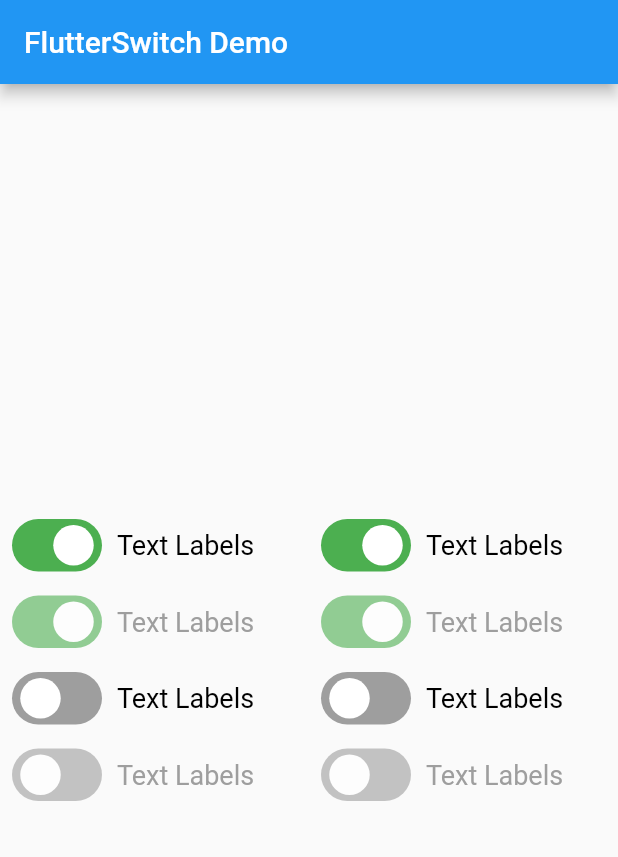
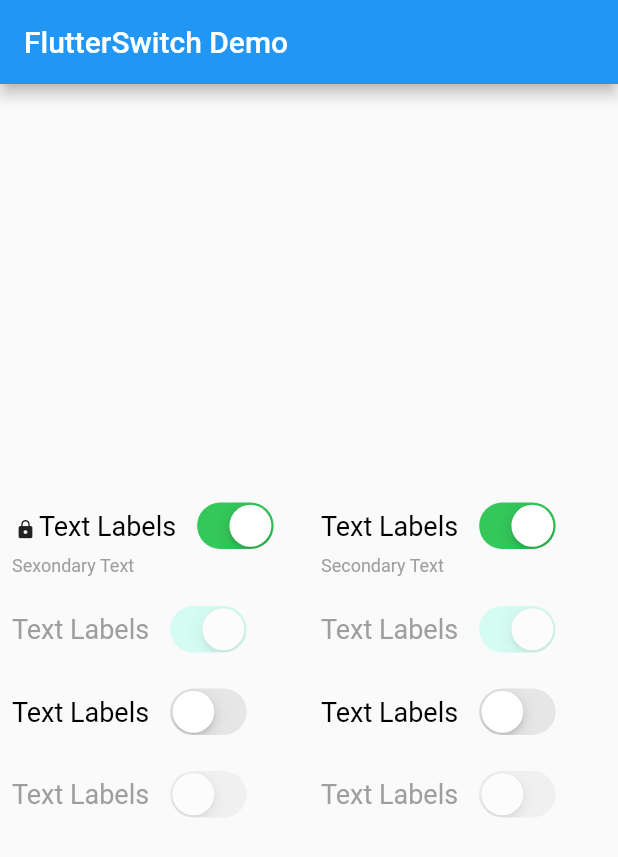
Before and after one commit to AM3108/SwitchTalk, a Flutter app: the screen it shows after launch, on a phone screen of 412 x 824 dp. Shown: the top 857 px of the screen. Run offline on Flutter 3.47's test engine with Material 2 defaults, Android fonts, the phone set to English and light mode, and no system bars.

Commit message:
Switch Talk Commit with Cupertino

````diff
--- a/lib/custom_switch_widget.dart
+++ b/lib/custom_switch_widget.dart
@@ -1,58 +1,106 @@
+import 'package:flutter/cupertino.dart';
 import 'package:flutter/material.dart';
-import 'flutter_switch.dart';
 
 class CustomSwitchTalk extends StatelessWidget {
   const CustomSwitchTalk({Key? key, required this.value, required this.disabled,
-    required this.onChanged, required this.text}) : super(key: key);
+    required this.onChanged, required this.primaryText, this.secondaryText, this.icon,
+    this.primaryTextFontSize, this.secondaryTextFontSize, this.alignRight}) : super(key: key);
   final bool value;
   final bool disabled;
   final ValueChanged<bool> onChanged;
-  final String text;
+  final String primaryText;
+  final String ? secondaryText;
+  final IconData? icon;
+  final double? primaryTextFontSize;
+  final double? secondaryTextFontSize;
+  final bool ? alignRight;
   @override
   Widget build(BuildContext context) {
     String semantics;
     if(disabled == true)
       {
-        semantics = '$text Switch is Disabled';
+        semantics = '$primaryText Switch is Disabled';
       }else if(value == true)
         {
-          semantics = '$text Switch is ON';
+          semantics = '$primaryText Switch is ON';
         }
     else {
-      semantics = '$text Switch is OFF';
+      semantics = '$primaryText Switch is OFF';
     }
-    return Padding(
+    return SafeArea(
+      child: Padding(
         padding: const EdgeInsets.all(8.0),
-      child: Row(
+        child: Column(
+          crossAxisAlignment: CrossAxisAlignment.start,
           children: [
-
-          Semantics(
-            label: semantics,
-            child: FlutterSwitch(
-              width: 60.0,
-              height: 35.0,
-              toggleSize: 30.0,
-              value: value,
-              activeColor: Colors.green,
-              borderRadius: 30.0,
-              padding: 4.0,
-              disabled: disabled,
-              showOnOff: false,
-              onToggle: onChanged,
+            Row(
+              children: [
+                alignRight == null || alignRight != true?
+                Padding(
+                  padding: const EdgeInsets.only(right: 10),
+                  child: RichText(
+                    text: TextSpan(
+                      children: [
+                         WidgetSpan(
+                          child: icon != null ? Padding(
+                            padding: const EdgeInsets.symmetric(horizontal: 2),
+                            child: Icon(icon, size: primaryTextFontSize ?? 14.0),
+                          ): Container(),
                         ),
-          ),
-          Padding(
-            padding: const EdgeInsets.only(left: 10),
-            child: Text(
-              text,
+                        TextSpan(
+                          text: primaryText,
                           style: TextStyle(
-                  fontSize: 18,
+                              fontSize: primaryTextFontSize ?? 18.0,
                               color: disabled == true?Colors.grey:Colors.black
-              ),
                           ),
                         ),
                       ],
                     ),
+                  ),
+                ):Container(),
+                Semantics(
+                  label: semantics,
+                  child:
+                  CupertinoSwitch(value: value,
+                    activeColor: disabled ? Colors.tealAccent.withOpacity(0.5): CupertinoColors.systemGreen,
+                    onChanged: disabled ? null : onChanged,
+                  ),
+                ),
+                alignRight != null && alignRight == true?
+                Padding(
+                  padding: const EdgeInsets.only(left: 10),
+                  child: RichText(
+                    text: TextSpan(
+                      children: [
+                        WidgetSpan(
+                          child: icon != null ? Icon(icon, size: 14): Container(),
+                        ),
+                        TextSpan(
+                          text: primaryText,
+                          style: TextStyle(
+                              fontSize: primaryTextFontSize ?? 18.0,
+                              color: disabled == true?Colors.grey:Colors.black
+                          ),
+                        ),
+                      ],
+                    ),
+                  ),
+                ):Container(),
+              ],
+            ),
+            secondaryText != null ?
+            Text(
+              secondaryText!,
+              style: TextStyle(
+                  fontSize: secondaryTextFontSize ?? 12,
+                  color: Colors.grey
+              ),
+              textAlign: TextAlign.start,
+            ):Container(),
+          ],
+
+        ),
+      ),
     );
   }
 }
--- a/lib/flutter_switch.dart
+++ /dev/null
@@ -1,457 +0,0 @@
-import 'package:flutter/material.dart';
-
-class FlutterSwitch extends StatefulWidget {
-  /// Creates a material design switch.
-  ///
-  /// The following arguments are required:
-  ///
-  /// * [value] determines whether this switch is on or off.
-  /// * [onToggle] is called when the user toggles the switch on or off.
-  ///
-
-  const FlutterSwitch({
-    Key? key,
-    required this.value,
-    required this.onToggle,
-    this.activeColor = Colors.blue,
-    this.inactiveColor = Colors.grey,
-    this.activeTextColor = Colors.white70,
-    this.inactiveTextColor = Colors.white70,
-    this.toggleColor = Colors.white,
-    this.activeToggleColor,
-    this.inactiveToggleColor,
-    this.width = 70.0,
-    this.height = 35.0,
-    this.toggleSize = 25.0,
-    this.valueFontSize = 16.0,
-    this.borderRadius = 20.0,
-    this.padding = 4.0,
-    this.showOnOff = false,
-    this.activeText,
-    this.inactiveText,
-    this.activeTextFontWeight,
-    this.inactiveTextFontWeight,
-    this.switchBorder,
-    this.activeSwitchBorder,
-    this.inactiveSwitchBorder,
-    this.toggleBorder,
-    this.activeToggleBorder,
-    this.inactiveToggleBorder,
-    this.activeIcon,
-    this.inactiveIcon,
-    this.duration = const Duration(milliseconds: 200),
-    this.disabled = false,
-  })  : assert(
-  (switchBorder == null || activeSwitchBorder == null) &&
-      (switchBorder == null || inactiveSwitchBorder == null),
-  'Cannot provide switchBorder when an activeSwitchBorder or inactiveSwitchBorder was given\n'
-      'To give the switch a border, use "activeSwitchBorder: border" or "inactiveSwitchBorder: border".'),
-        assert(
-        (toggleBorder == null || activeToggleBorder == null) &&
-            (toggleBorder == null || inactiveToggleBorder == null),
-        'Cannot provide toggleBorder when an activeToggleBorder or inactiveToggleBorder was given\n'
-            'To give the toggle a border, use "activeToggleBorder: color" or "inactiveToggleBorder: color".'),
-        super(key: key);
-
-  /// Determines if the switch is on or off.
-  ///
-  /// This property is required.
-  final bool value;
-
-  /// Called when the user toggles the switch.
-  ///
-  /// This property is required.
-  ///
-  /// [onToggle] should update the state of the parent [StatefulWidget]
-  /// using the [setState] method, so that the parent gets rebuilt; for example:
-  ///
-  /// ```dart
-  /// FlutterSwitch(
-  ///   value: _status,
-  ///   width: 110,
-  ///   borderRadius: 30.0,
-  ///   onToggle: (val) {
-  ///     setState(() {
-  ///        _status = val;
-  ///     });
-  ///   },
-  /// ),
-  /// ```
-  final ValueChanged<bool> onToggle;
-
-  /// Displays an on or off text.
-  ///
-  /// Text value can be override by the [activeText] and
-  /// [inactiveText] properties.
-  ///
-  /// Defaults to 'false' if no value was given.
-  final bool showOnOff;
-
-  /// The text to display when the switch is on.
-  /// This parameter is only necessary when [showOnOff] property is true.
-  ///
-  /// Defaults to 'On' if no value was given.
-  ///
-  /// To change value style, the following properties are available
-  ///
-  /// [activeTextColor] - The color to use on the text value when the switch is on.
-  /// [activeTextFontWeight] - The font weight to use on the text value when the switch is on.
-  final String? activeText;
-
-  /// The text to display when the switch is off.
-  /// This parameter is only necessary when [showOnOff] property is true.
-  ///
-  /// Defaults to 'Off' if no value was given.
-  ///
-  /// To change value style, the following properties are available
-  ///
-  /// [inactiveTextColor] - The color to use on the text value when the switch is off.
-  /// [inactiveTextFontWeight] - The font weight to use on the text value when the switch is off.
-  final String? inactiveText;
-
-  /// The color to use on the switch when the switch is on.
-  ///
-  /// Defaults to [Colors.blue].
-  final Color activeColor;
-
-  /// The color to use on the switch when the switch is off.
-  ///
-  /// Defaults to [Colors.grey].
-  final Color inactiveColor;
-
-  /// The color to use on the text value when the switch is on.
-  /// This parameter is only necessary when [showOnOff] property is true.
-  ///
-  /// Defaults to [Colors.white70].
-  final Color activeTextColor;
-
-  /// The color to use on the text value when the switch is off.
-  /// This parameter is only necessary when [showOnOff] property is true.
-  ///
-  /// Defaults to [Colors.white70].
-  final Color inactiveTextColor;
-
-  /// The font weight to use on the text value when the switch is on.
-  /// This parameter is only necessary when [showOnOff] property is true.
-  ///
-  /// Defaults to [FontWeight.w900].
-  final FontWeight? activeTextFontWeight;
-
-  /// The font weight to use on the text value when the switch is off.
-  /// This parameter is only necessary when [showOnOff] property is true.
-  ///
-  /// Defaults to [FontWeight.w900].
-  final FontWeight? inactiveTextFontWeight;
-
-  /// The color to use on the toggle of the switch.
-  ///
-  /// Defaults to [Colors.white].
-  ///
-  /// If the [activeSwitchBorder] or [inactiveSwitchBorder] is used, this property must be null.
-  final Color toggleColor;
-
-  /// The color to use on the toggle of the switch when the given value is true.
-  ///
-  /// If [inactiveToggleColor] is used and this property is null. the value of
-  /// [Colors.white] will be used.
-  final Color? activeToggleColor;
-
-  /// The color to use on the toggle of the switch when the given value is false.
-  ///
-  /// If [activeToggleColor] is used and this property is null. the value of
-  /// [Colors.white] will be used.
-  final Color? inactiveToggleColor;
-
-  /// The given width of the switch.
-  ///
-  /// Defaults to a width of 70.0.
-  final double width;
-
-  /// The given height of the switch.
-  ///
-  /// Defaults to a height of 35.0.
-  final double height;
-
-  /// The size of the toggle of the switch.
-  ///
-  /// Defaults to a size of 25.0.
-  final double toggleSize;
-
-  /// The font size of the values of the switch.
-  /// This parameter is only necessary when [showOnOff] property is true.
-  ///
-  /// Defaults to a size of 16.0.
-  final double valueFontSize;
-
-  /// The border radius of the switch.
-  ///
-  /// Defaults to the value of 20.0.
-  final double borderRadius;
-
-  /// The padding of the switch.
-  ///
-  /// Defaults to the value of 4.0.
-  final double padding;
-
-  /// The border of the switch.
-  ///
-  /// This property will give a uniform border to both states of the toggle
-  ///
-  /// If the [activeSwitchBorder] or [inactiveSwitchBorder] is used, this property must be null.
-  final BoxBorder? switchBorder;
-
-  /// The border of the switch when the given value is true.
-  ///
-  /// This property is optional.
-  final BoxBorder? activeSwitchBorder;
-
-  /// The border of the switch when the given value is false.
-  ///
-  /// This property is optional.
-  final BoxBorder? inactiveSwitchBorder;
-
-  /// The border of the toggle.
-  ///
-  /// This property will give a uniform border to both states of the toggle
-  ///
-  /// If the [activeToggleBorder] or [inactiveToggleBorder] is used, this property must be null.
-  final BoxBorder? toggleBorder;
-
-  /// The border of the toggle when the given value is true.
-  ///
-  /// This property is optional.
-  final BoxBorder? activeToggleBorder;
-
-  /// The border of the toggle when the given value is false.
-  ///
-  /// This property is optional.
-  final BoxBorder? inactiveToggleBorder;
-
-  /// The icon inside the toggle when the given value is true.
-  /// activeIcon can be an Icon Widget, an Image or Fontawesome Icons.
-  ///
-  /// This property is optional.
-  final Widget? activeIcon;
-
-  /// The icon inside the toggle when the given value is false.
-  /// inactiveIcon can be an Icon Widget, an Image or Fontawesome Icons.
-  ///
-  /// This property is optional.
-  final Widget? inactiveIcon;
-
-  /// The duration in milliseconds to change the state of the switch
-  ///
-  /// Defaults to the value of 200 milliseconds.
-  final Duration duration;
-
-  /// Determines whether the switch is disabled.
-  ///
-  /// Defaults to the value of false.
-  final bool disabled;
-
-  @override
-  _FlutterSwitchState createState() => _FlutterSwitchState();
-}
-
-class _FlutterSwitchState extends State<FlutterSwitch>
-    with SingleTickerProviderStateMixin {
-  late final Animation _toggleAnimation;
-  late final AnimationController _animationController;
-
-  @override
-  void initState() {
-    super.initState();
-    _animationController = AnimationController(
-      vsync: this,
-      value: widget.value ? 1.0 : 0.0,
-      duration: widget.duration,
-    );
-    _toggleAnimation = AlignmentTween(
-      begin: Alignment.centerLeft,
-      end: Alignment.centerRight,
-    ).animate(
-      CurvedAnimation(
-        parent: _animationController,
-        curve: Curves.linear,
-      ),
-    );
-  }
-
-  @override
-  void dispose() {
-    _animationController.dispose();
-    super.dispose();
-  }
-
-  @override
-  void didUpdateWidget(FlutterSwitch oldWidget) {
-    super.didUpdateWidget(oldWidget);
-
-    if (oldWidget.value == widget.value) return;
-
-    if (widget.value)
-      _animationController.forward();
-    else
-      _animationController.reverse();
-  }
-
-  @override
-  Widget build(BuildContext context) {
-    Color _toggleColor = Colors.white;
-    Color _switchColor = Colors.white;
-    Border? _switchBorder;
-    Border? _toggleBorder;
-
-    if (widget.value) {
-      _toggleColor = widget.activeToggleColor ?? widget.toggleColor;
-      _switchColor = widget.activeColor;
-      _switchBorder = widget.activeSwitchBorder as Border? ??
-          widget.switchBorder as Border?;
-      _toggleBorder = widget.activeToggleBorder as Border? ??
-          widget.toggleBorder as Border?;
-    } else {
-      _toggleColor = widget.inactiveToggleColor ?? widget.toggleColor;
-      _switchColor = widget.inactiveColor;
-      _switchBorder = widget.inactiveSwitchBorder as Border? ??
-          widget.switchBorder as Border?;
-      _toggleBorder = widget.inactiveToggleBorder as Border? ??
-          widget.toggleBorder as Border?;
-    }
-
-    double _textSpace = widget.width - widget.toggleSize;
-
-    return AnimatedBuilder(
-      animation: _animationController,
-      builder: (context, child) {
-        return Align(
-          child: GestureDetector(
-            onTap: () {
-              if (!widget.disabled) {
-                if (widget.value)
-                  _animationController.forward();
-                else
-                  _animationController.reverse();
-
-                widget.onToggle(!widget.value);
-              }
-            },
-            child: Opacity(
-              opacity: widget.disabled ? 0.6 : 1,
-              child: Container(
-                width: widget.width,
-                height: widget.height,
-                padding: EdgeInsets.all(widget.padding),
-                decoration: BoxDecoration(
-                  borderRadius: BorderRadius.circular(widget.borderRadius),
-                  color: _switchColor,
-                  border: _switchBorder,
-                ),
-                child: Stack(
-                  children: <Widget>[
-                    AnimatedOpacity(
-                      opacity: widget.value ? 1.0 : 0.0,
-                      duration: widget.duration,
-                      child: Container(
-                        width: _textSpace,
-                        padding: EdgeInsets.symmetric(horizontal: 4.0),
-                        alignment: Alignment.centerLeft,
-                        child: _activeText,
-                      ),
-                    ),
-                    Align(
-                      alignment: Alignment.centerRight,
-                      child: AnimatedOpacity(
-                        opacity: !widget.value ? 1.0 : 0.0,
-                        duration: widget.duration,
-                        child: Container(
-                          width: _textSpace,
-                          padding: EdgeInsets.symmetric(horizontal: 4.0),
-                          alignment: Alignment.centerRight,
-                          child: _inactiveText,
-                        ),
-                      ),
-                    ),
-                    Container(
-                      child: Align(
-                        alignment: _toggleAnimation.value,
-                        child: Container(
-                          width: widget.toggleSize,
-                          height: widget.toggleSize,
-                          padding: EdgeInsets.all(4.0),
-                          decoration: BoxDecoration(
-                            shape: BoxShape.circle,
-                            color: _toggleColor,
-                            border: _toggleBorder,
-                          ),
-                          child: FittedBox(
-                            fit: BoxFit.contain,
-                            child: Container(
-                              child: Stack(
-                                children: [
-                                  Center(
-                                    child: AnimatedOpacity(
-                                      opacity: widget.value ? 1.0 : 0.0,
-                                      duration: widget.duration,
-                                      child: widget.activeIcon,
-                                    ),
-                                  ),
-                                  Center(
-                                    child: AnimatedOpacity(
-                                      opacity: !widget.value ? 1.0 : 0.0,
-                                      duration: widget.duration,
-                                      child: widget.inactiveIcon,
-                                    ),
-                                  ),
-                                ],
-                              ),
-                            ),
-                          ),
-                        ),
-                      ),
-                    ),
-                  ],
-                ),
-              ),
-            ),
-          ),
-        );
-      },
-    );
-  }
-
-  FontWeight get _activeTextFontWeight =>
-      widget.activeTextFontWeight ?? FontWeight.w900;
-  FontWeight get _inactiveTextFontWeight =>
-      widget.inactiveTextFontWeight ?? FontWeight.w900;
-
-  Widget get _activeText {
-    if (widget.showOnOff) {
-      return Text(
-        widget.activeText ?? "On",
-        style: TextStyle(
-          color: widget.activeTextColor,
-          fontWeight: _activeTextFontWeight,
-          fontSize: widget.valueFontSize,
-        ),
-      );
-    }
-
-    return Text("");
-  }
-
-  Widget get _inactiveText {
-    if (widget.showOnOff) {
-      return Text(
-        widget.inactiveText ?? "Off",
-        style: TextStyle(
-          color: widget.inactiveTextColor,
-          fontWeight: _inactiveTextFontWeight,
-          fontSize: widget.valueFontSize,
-        ),
-        textAlign: TextAlign.right,
-      );
-    }
-
-    return Text("");
-  }
-}
--- a/lib/main.dart
+++ b/lib/main.dart
@@ -30,14 +30,14 @@ class _SwitchTalkState extends State<SwitchTalk> {
             Row(
               children: [
                 Expanded(
-                  child: CustomSwitchTalk(text: 'Text Labels',value: activeStatus, disabled: false, onChanged: (val){
+                  child: CustomSwitchTalk(secondaryText: "Sexondary Text" ,icon: Icons.lock ,alignRight: false,primaryText: 'Text Labels',value: activeStatus, disabled: false, onChanged: (val){
                     setState(() {
                       activeStatus = val;
                     });
                   }),
                 ),
                 Expanded(
-                  child: CustomSwitchTalk(text: 'Text Labels',value: activeStatus, disabled: false, onChanged: (val){
+                  child: CustomSwitchTalk(secondaryText: "Secondary Text",primaryText: 'Text Labels',value: activeStatus, disabled: false, onChanged: (val){
                     setState(() {
                       activeStatus = val;
                     });
@@ -48,7 +48,7 @@ class _SwitchTalkState extends State<SwitchTalk> {
             Row(
               children: [
                 Expanded(
-                  child: CustomSwitchTalk(text: 'Text Labels',value: activeStatus, disabled: true, onChanged: (val){
+                  child: CustomSwitchTalk(primaryText: 'Text Labels',value: activeStatus, disabled: true, onChanged: (val){
                     setState(() {
                       activeStatus = val;
                     });
@@ -59,14 +59,14 @@ class _SwitchTalkState extends State<SwitchTalk> {
                     setState(() {
                       activeStatus = val;
                     });
-                  }, text: 'Text Labels',),
+                  }, primaryText: 'Text Labels',),
                 ),
               ],
             ),
             Row(
               children: [
                 Expanded(
-                  child: CustomSwitchTalk(text: 'Text Labels',value: deActiveStatus, disabled: false, onChanged: (val){
+                  child: CustomSwitchTalk(primaryText: 'Text Labels',value: deActiveStatus, disabled: false, onChanged: (val){
                     setState(() {
                       deActiveStatus = val;
                     });
@@ -77,14 +77,14 @@ class _SwitchTalkState extends State<SwitchTalk> {
                     setState(() {
                       deActiveStatus = val;
                     });
-                  }, text: 'Text Labels',),
+                  }, primaryText: 'Text Labels',),
                 ),
               ],
             ),
             Row(
               children: [
                 Expanded(
-                  child: CustomSwitchTalk(text: 'Text Labels',value: deActiveStatus, disabled: true, onChanged: (val){
+                  child: CustomSwitchTalk(primaryText: 'Text Labels',value: deActiveStatus, disabled: true, onChanged: (val){
                     setState(() {
                       deActiveStatus = val;
                     });
@@ -95,7 +95,7 @@ class _SwitchTalkState extends State<SwitchTalk> {
                     setState(() {
                       deActiveStatus = val;
                     });
-                  }, text: 'Text Labels',),
+                  }, primaryText: 'Text Labels',),
                 ),
               ],
             ),
````
Lines whose indentation alone changed are shown as unchanged.
